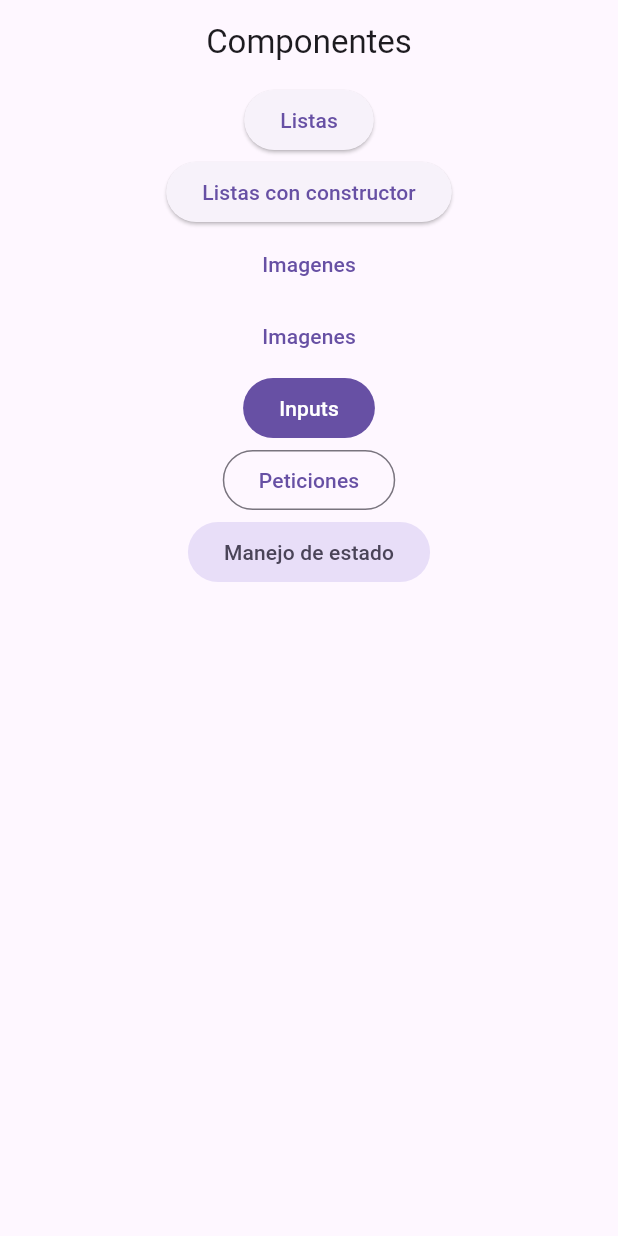
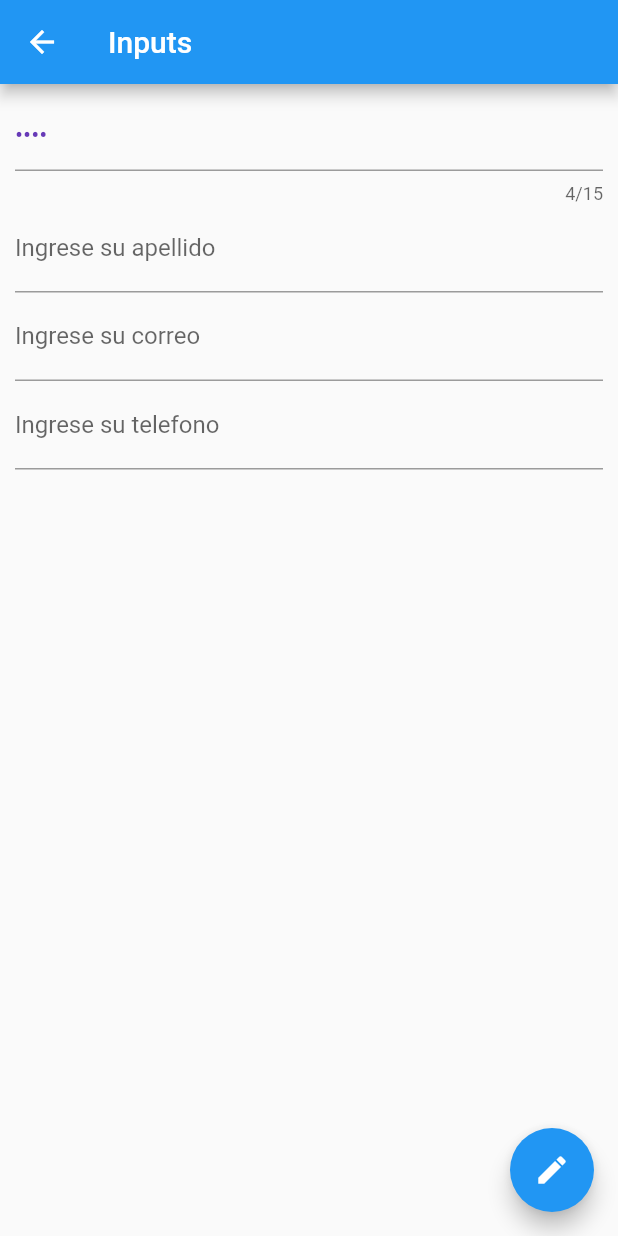
Before and after one commit to jalvarenga-unah/IS-912-II-PAC-2023, a Flutter app: the screen it shows after launch, after a tap on "Inputs", on a phone screen of 412 x 824 dp. Run offline on Flutter 3.47's test engine with Material 2 defaults, Android fonts, the phone set to English and light mode, and no system bars; our stand-ins replace cached_network_image; network calls fail.

Commit message:
uso de imagenes e inputs

```diff
--- a/proyectos-flutter/componentes/lib/main.dart
+++ b/proyectos-flutter/componentes/lib/main.dart
@@ -1,7 +1,5 @@
 import 'package:componentes/src/constantes/routes.dart';
 import 'package:componentes/src/pages/home_page.dart';
-import 'package:componentes/src/pages/listas_page.dart';
-import 'package:componentes/src/pages/listas_page_constructor.dart';
 import 'package:flutter/material.dart';
 
 void main() => runApp(const MyApp());
@@ -13,7 +11,7 @@ class MyApp extends StatelessWidget {
   Widget build(BuildContext context) {
     return MaterialApp(
       title: 'Material App',
-      theme: ThemeData(useMaterial3: true),
+      theme: ThemeData(useMaterial3: false),
       home: const HomePage(),
       initialRoute: MyRoutes.home.name,
       routes: routes,
--- a/proyectos-flutter/componentes/lib/src/constantes/routes.dart
+++ b/proyectos-flutter/componentes/lib/src/constantes/routes.dart
@@ -1,11 +1,16 @@
+import 'package:componentes/src/pages/imagenes_page.dart';
+import 'package:componentes/src/pages/inputs_page.dart';
+
 import '../pages/home_page.dart';
 import '../pages/listas_page.dart';
 import '../pages/listas_page_constructor.dart';
 
-enum MyRoutes { home, listas, listasConstructor }
+enum MyRoutes { home, listas, listasConstructor, imagenes, inputs }
 
 final routes = {
   MyRoutes.home.name: (context) => const HomePage(),
   MyRoutes.listas.name: (context) => const ListasPage(),
   MyRoutes.listasConstructor.name: (context) => const ListasPageConstructor(),
+  MyRoutes.imagenes.name: (context) => const ImagenesPage(),
+  MyRoutes.inputs.name: (context) => InputsPage(),
 };
--- a/proyectos-flutter/componentes/lib/src/pages/home_page.dart
+++ b/proyectos-flutter/componentes/lib/src/pages/home_page.dart
@@ -32,15 +32,15 @@ class HomePage extends StatelessWidget {
               child: Text('Listas con constructor'),
             ),
             TextButton(
-              onPressed: () {},
-              child: Text('Imagenes'),
-            ),
-            TextButton(
-              onPressed: () {},
+              onPressed: () {
+                Navigator.pushNamed(context, MyRoutes.imagenes.name);
+              },
               child: Text('Imagenes'),
             ),
             FilledButton(
-              onPressed: () {},
+              onPressed: () {
+                Navigator.pushNamed(context, MyRoutes.inputs.name);
+              },
               child: Text('Inputs'),
             ),
             OutlinedButton(
--- /dev/null
+++ b/proyectos-flutter/componentes/lib/src/pages/inputs_page.dart
@@ -0,0 +1,85 @@
+import 'package:flutter/material.dart';
+
+class InputsPage extends StatelessWidget {
+  InputsPage({super.key});
+
+  final nombreController = TextEditingController(text: 'Juan');
+  final apellidoController = TextEditingController();
+  final formKey = GlobalKey<FormState>();
+
+  @override
+  Widget build(BuildContext context) {
+    return Scaffold(
+      appBar: AppBar(
+        title: const Text('Inputs'),
+      ),
+      body: Center(
+        child: Padding(
+          padding: const EdgeInsets.all(10.0),
+          child: Column(
+            children: [
+              TextField(
+                controller: nombreController,
+                keyboardType: TextInputType.name,
+                obscureText: true,
+                style: const TextStyle(
+                  color: Colors.deepPurple,
+                ),
+                maxLength: 15,
+                onChanged: (value) {
+                  print(value);
+                  // textcontroller.text = value;
+                },
+              ),
+              TextField(
+                decoration: const InputDecoration(
+                  // border: InputBorder(),
+                  label: Text(
+                    'Ingrese su apellido',
+                  ),
+                ),
+                controller: apellidoController,
+              ),
+              Form(
+                key: formKey,
+                child: Column(
+                  children: [
+                    TextFormField(
+                      decoration:
+                          InputDecoration(label: Text('Ingrese su correo')),
+                      validator: (value) {
+                        if (value!.isEmpty) return 'Debe ingresar su correo';
+
+                        return null;
+                      },
+                    ),
+                    TextFormField(
+                      decoration: const InputDecoration(
+                          label: Text('Ingrese su telefono')),
+                      validator: (value) {
+                        if (value!.isEmpty) return 'Debe ingresar su telefono';
+
+                        if (value.length < 8) return 'Ingrese un numero valido';
+                        return null;
+                      },
+                    )
+                  ],
+                ),
+              )
+            ],
+          ),
+        ),
+      ),
+      floatingActionButton: FloatingActionButton(
+        onPressed: () {
+          //la propiedad "text", es un getter y setter
+          print(nombreController.text);
+          apellidoController.text = 'Alvarenga';
+
+          print(formKey.currentState!.validate());
+        },
+        child: const Icon(Icons.edit),
+      ),
+    );
+  }
+}
```
Also changed, not shown: proyectos-flutter/componentes/lib/src/pages/imagenes_page.dart (added, +45 -0 lines), proyectos-flutter/componentes/pubspec.yaml (+4 -3 lines), proyectos-flutter/componentes/assets/imagenes/logo-unah-vs-github.jpg (added), proyectos-flutter/componentes/pubspec.lock, 12 other files.
